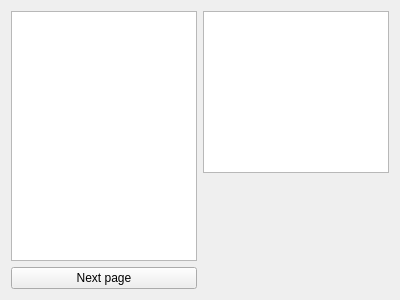
Old version of the form readnowwidget.ui in the repository sinfillo/SpeakSavvy.
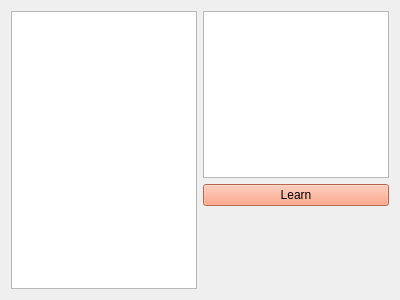
New version of the form.

```diff
--- a/readnowwidget.ui
+++ b/readnowwidget.ui
@@ -20,13 +20,14 @@
    <string>Form</string>
   </property>
   <layout class="QGridLayout" name="gridLayout">
-   <item row="0" column="0" rowspan="2">
-    <widget class="QTextEdit" name="currentBook"/>
+   <item row="0" column="2">
+    <widget class="QTextEdit" name="translationWindow">
+     <property name="styleSheet">
+      <string notr="true">font: 20pt &quot;PT Mono&quot;;</string>
+     </property>
+    </widget>
    </item>
-   <item row="0" column="1">
-    <widget class="QTextEdit" name="translationWindow"/>
-   </item>
-   <item row="1" column="1" rowspan="2">
+   <item row="2" column="2" rowspan="2">
     <spacer name="verticalSpacer">
      <property name="orientation">
       <enum>Qt::Vertical</enum>
@@ -34,15 +35,26 @@
      <property name="sizeHint" stdset="0">
       <size>
        <width>20</width>
-       <height>145</height>
+       <height>126</height>
       </size>
      </property>
     </spacer>
    </item>
-   <item row="2" column="0">
-    <widget class="QPushButton" name="pushButton">
+   <item row="1" column="2">
+    <widget class="QPushButton" name="pushButton_2">
+     <property name="styleSheet">
+      <string notr="true">background-color: rgb(255, 144, 106);
+font: 20pt &quot;PT Mono&quot;;</string>
+     </property>
      <property name="text">
-      <string>Next page</string>
+      <string>Learn</string>
+     </property>
+    </widget>
+   </item>
+   <item row="0" column="0" rowspan="4">
+    <widget class="QTextEdit" name="currentBook">
+     <property name="styleSheet">
+      <string notr="true">font: 20pt &quot;PT Mono&quot;;</string>
      </property>
     </widget>
    </item>
```
